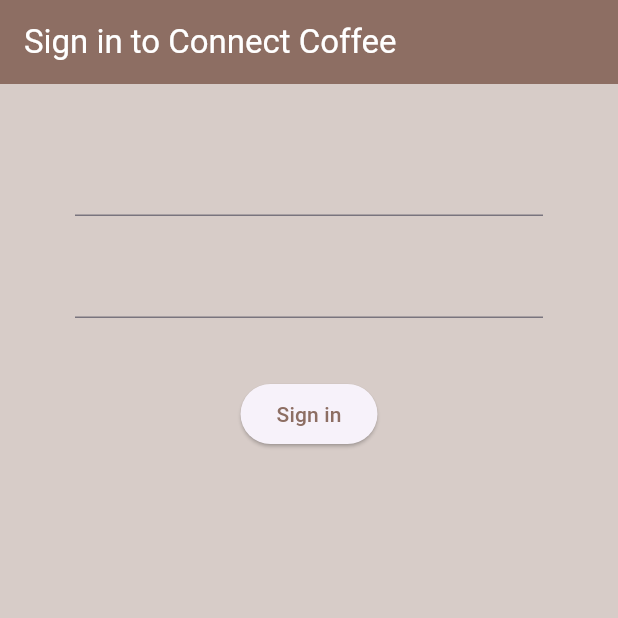
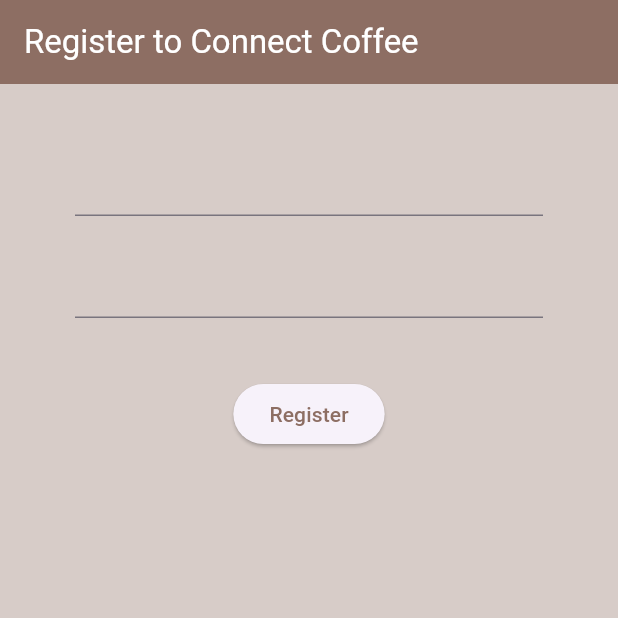
Before and after one commit to daghlas/connect_coffee_heart, a Flutter app: the screen it shows after launch, on a phone screen of 412 x 824 dp, the top half of it. Run offline on Flutter 3.47's test engine with Material 3 defaults, Android fonts, the phone set to English and light mode, and no system bars; our stand-ins replace firebase_auth, firebase_core; accounts and stored records are empty.

Commit message:
Register; form

```diff
--- a/lib/screens/authenticate/authenticate.dart
+++ b/lib/screens/authenticate/authenticate.dart
@@ -1,3 +1,4 @@
+import 'package:connect_coffee/screens/authenticate/register.dart';
 import 'package:connect_coffee/screens/authenticate/sign_in.dart';
 import 'package:flutter/material.dart';
 
@@ -12,7 +13,7 @@ class _AuthenticateState extends State<Authenticate> {
   @override
   Widget build(BuildContext context) {
     return Container(
-      child: const SignIn(),
+      child: const Register(),
     );
   }
 }
--- /dev/null
+++ b/lib/screens/authenticate/register.dart
@@ -0,0 +1,71 @@
+import 'package:connect_coffee/screens/auth.dart';
+import 'package:flutter/material.dart';
+
+class Register extends StatefulWidget {
+  const Register({super.key});
+
+  @override
+  State<Register> createState() => _RegisterState();
+}
+
+class _RegisterState extends State<Register> {
+  // FormTextField Values
+  late String email = '';
+  late String password = '';
+
+  final AuthService _auth = AuthService();
+
+  @override
+  Widget build(BuildContext context) {
+    return Scaffold(
+      backgroundColor: Colors.brown[100],
+      appBar: AppBar(
+        backgroundColor: Colors.brown[400],
+        foregroundColor: Colors.white,
+        elevation: 0.0,
+        title: const Text('Register to Connect Coffee'),
+      ),
+      body: Container(
+        padding: const EdgeInsets.symmetric(vertical: 20.0, horizontal: 50.0),
+        child: Form(
+          child: Column(children: <Widget>[
+            const SizedBox(height: 20.0),
+            TextFormField(
+              onChanged: (val) {
+                setState(() {
+                  email = val;
+                });
+              },
+            ),
+            const SizedBox(height: 20.0),
+            TextFormField(
+              obscureText: true,
+              onChanged: (val) {
+                setState(() {
+                  password = val;
+                });
+              },
+            ),
+            const SizedBox(height: 40.0),
+            ElevatedButton(
+              onPressed: () async {
+                // dynamic result = await _auth.signInAnon();
+                // if (result == null) {
+                //   print('Sign in failed');
+                // } else {
+                //   print('Sign in succeeded');
+                //   print(result.uid);
+                // }
+                print(email);
+                print(password);
+              },
+              style:
+                  ElevatedButton.styleFrom(foregroundColor: Colors.brown[400]),
+              child: const Text('Register'),
+            ),
+          ]),
+        ),
+      ),
+    );
+  }
+}
```
